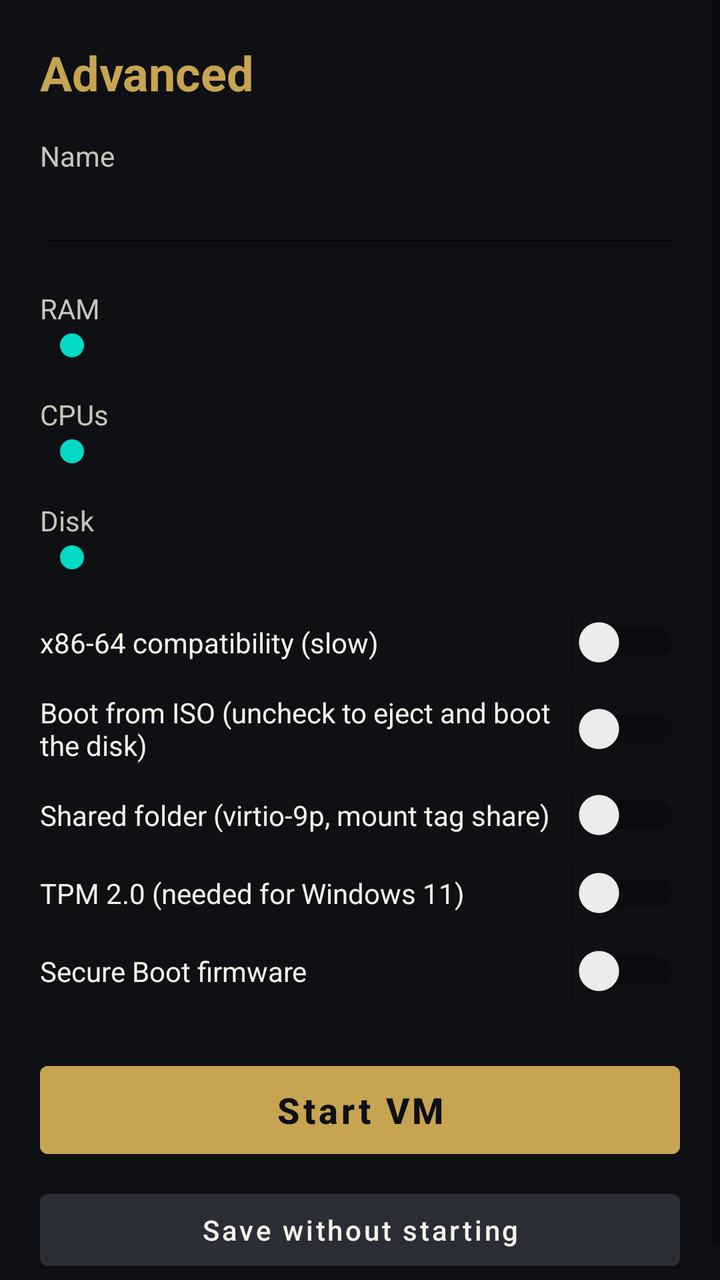
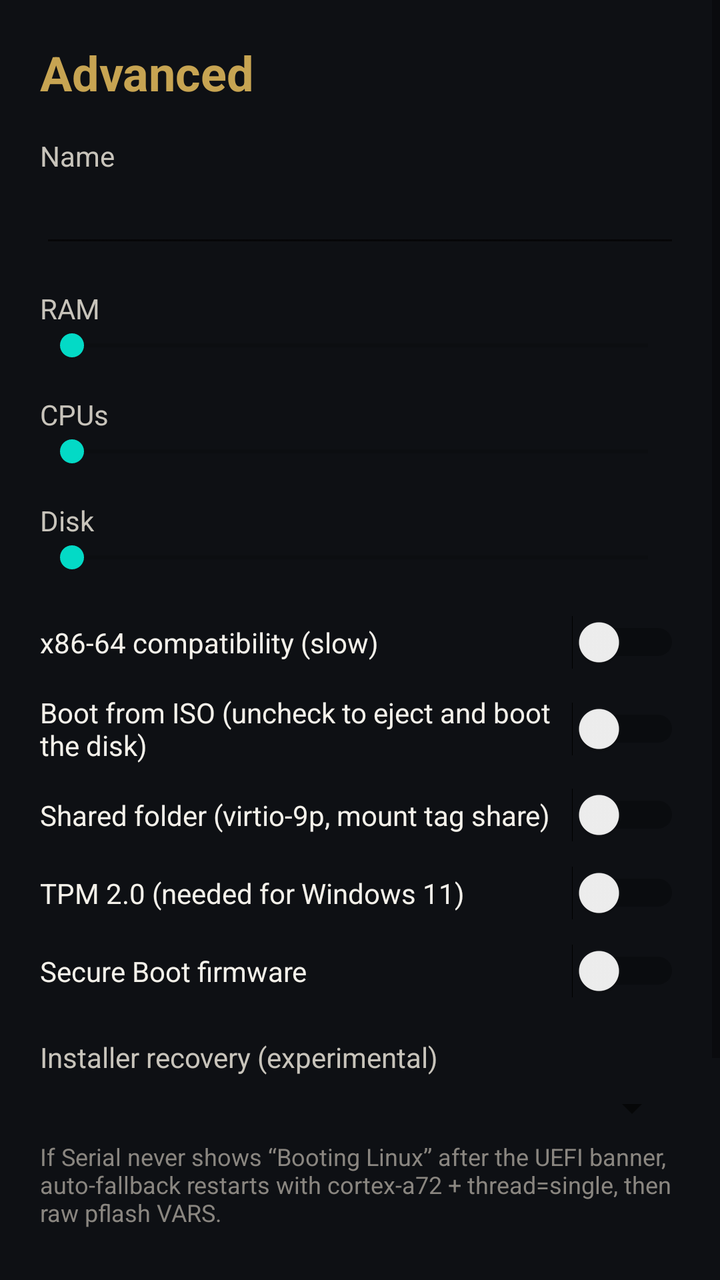

The first picture is an Android layout as it rendered before a commit; the second is the same layout after the commit. The layout source and the unified diff follow.
<!-- AndroidManifest.xml: application theme Theme.NimbusVM -->
<!-- res/layout/activity_advanced.xml -->
<?xml version="1.0" encoding="utf-8"?>
<ScrollView xmlns:android="http://schemas.android.com/apk/res/android"
    android:layout_width="match_parent"
    android:layout_height="match_parent"
    android:background="#0E1014">

    <LinearLayout
        android:layout_width="match_parent"
        android:layout_height="wrap_content"
        android:orientation="vertical"
        android:padding="20dp">

        <TextView
            android:layout_width="match_parent"
            android:layout_height="wrap_content"
            android:text="Advanced"
            android:textColor="#C7A452"
            android:textSize="24sp"
            android:textStyle="bold" />

        <TextView
            android:layout_width="match_parent"
            android:layout_height="wrap_content"
            android:layout_marginTop="16dp"
            android:text="Name"
            android:textColor="#C8C4BB" />

        <EditText
            android:id="@+id/name"
            android:layout_width="match_parent"
            android:layout_height="wrap_content"
            android:inputType="textCapWords"
            android:textColor="#F4F1EA"
            android:textColorHint="#8A8680" />

        <TextView
            android:id="@+id/ramVal"
            android:layout_width="match_parent"
            android:layout_height="wrap_content"
            android:layout_marginTop="16dp"
            android:text="RAM"
            android:textColor="#C8C4BB" />

        <SeekBar
            android:id="@+id/ram"
            android:layout_width="match_parent"
            android:layout_height="wrap_content" />

        <TextView
            android:id="@+id/cpuVal"
            android:layout_width="match_parent"
            android:layout_height="wrap_content"
            android:layout_marginTop="16dp"
            android:text="CPUs"
            android:textColor="#C8C4BB" />

        <SeekBar
            android:id="@+id/cpu"
            android:layout_width="match_parent"
            android:layout_height="wrap_content" />

        <TextView
            android:id="@+id/diskVal"
            android:layout_width="match_parent"
            android:layout_height="wrap_content"
            android:layout_marginTop="16dp"
            android:text="Disk"
            android:textColor="#C8C4BB" />

        <SeekBar
            android:id="@+id/disk"
            android:layout_width="match_parent"
            android:layout_height="wrap_content" />

        <Switch
            android:id="@+id/x86"
            android:layout_width="match_parent"
            android:layout_height="wrap_content"
            android:layout_marginTop="20dp"
            android:text="x86-64 compatibility (slow)"
            android:textColor="#F4F1EA" />

        <TextView
            android:id="@+id/x86Warning"
            android:layout_width="match_parent"
            android:layout_height="wrap_content"
            android:layout_marginTop="4dp"
            android:text="An x86-64 guest on this ARM phone will be much slower than ARM64. Use only if you have no ARM image."
            android:textColor="#E8B86A"
            android:textSize="12sp"
            android:visibility="gone" />

        <Switch
            android:id="@+id/isoAttached"
            android:layout_width="match_parent"
            android:layout_height="wrap_content"
            android:layout_marginTop="12dp"
            android:text="Boot from ISO (uncheck to eject and boot the disk)"
            android:textColor="#F4F1EA" />

        <Switch
            android:id="@+id/share"
            android:layout_width="match_parent"
            android:layout_height="wrap_content"
            android:layout_marginTop="12dp"
            android:text="Shared folder (virtio-9p, mount tag share)"
            android:textColor="#F4F1EA" />

        <Switch
            android:id="@+id/tpm"
            android:layout_width="match_parent"
            android:layout_height="wrap_content"
            android:layout_marginTop="12dp"
            android:text="TPM 2.0 (needed for Windows 11)"
            android:textColor="#F4F1EA" />

        <Switch
            android:id="@+id/secureBoot"
            android:layout_width="match_parent"
            android:layout_height="wrap_content"
            android:layout_marginTop="12dp"
            android:text="Secure Boot firmware"
            android:textColor="#F4F1EA" />

        <Button
            android:id="@+id/start"
            android:layout_width="match_parent"
            android:layout_height="56dp"
            android:layout_marginTop="28dp"
            android:backgroundTint="#C7A452"
            android:text="Start VM"
            android:textAllCaps="false"
            android:textColor="#0E1014"
            android:textSize="18sp"
            android:textStyle="bold" />

        <Button
            android:id="@+id/save"
            android:layout_width="match_parent"
            android:layout_height="wrap_content"
            android:layout_marginTop="8dp"
            android:backgroundTint="#2A2D36"
            android:text="Save without starting"
            android:textAllCaps="false"
            android:textColor="#F4F1EA" />
    </LinearLayout>
</ScrollView>
<!-- resources referenced by this layout -->
<resources>
  <style name="Theme.NimbusVM" parent="Theme.MaterialComponents.DayNight.NoActionBar">
          <item name="colorPrimary">#C7A452</item>
          <item name="colorPrimaryVariant">#1A1C22</item>
          <item name="android:statusBarColor">#0E1014</item>
          <item name="android:navigationBarColor">#0E1014</item>
          <item name="android:windowBackground">#0E1014</item>
          <item name="android:textColor">#F4F1EA</item>
      </style>
</resources>

<!-- the commit's change to res/layout/activity_advanced.xml (unified diff, before → after) -->
@@ -122,6 +122,28 @@
             android:text="Secure Boot firmware"
             android:textColor="#F4F1EA" />
 
+        <TextView
+            android:id="@+id/bootRecoveryLabel"
+            android:layout_width="match_parent"
+            android:layout_height="wrap_content"
+            android:layout_marginTop="20dp"
+            android:text="Installer recovery (experimental)"
+            android:textColor="#C8C4BB" />
+
+        <Spinner
+            android:id="@+id/bootRecovery"
+            android:layout_width="match_parent"
+            android:layout_height="wrap_content"
+            android:layout_marginTop="4dp" />
+
+        <TextView
+            android:layout_width="match_parent"
+            android:layout_height="wrap_content"
+            android:layout_marginTop="4dp"
+            android:text="If Serial never shows “Booting Linux” after the UEFI banner, auto-fallback restarts with cortex-a72 + thread=single, then raw pflash VARS."
+            android:textColor="#8A8680"
+            android:textSize="12sp" />
+
         <Button
             android:id="@+id/start"
             android:layout_width="match_parent"
